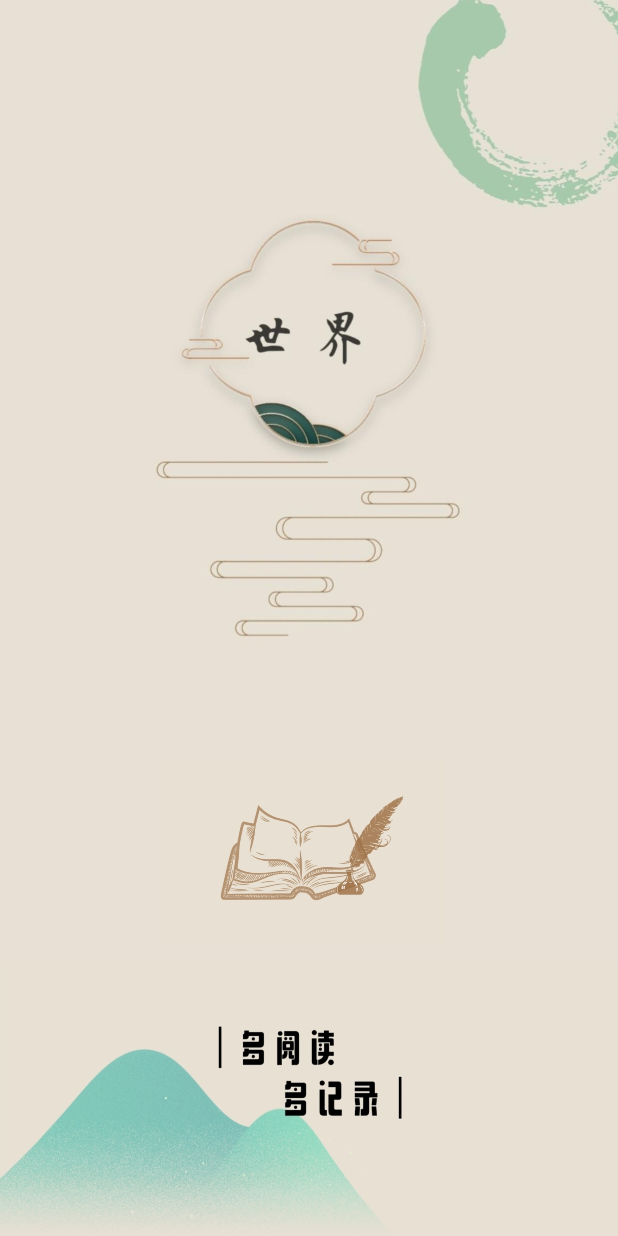
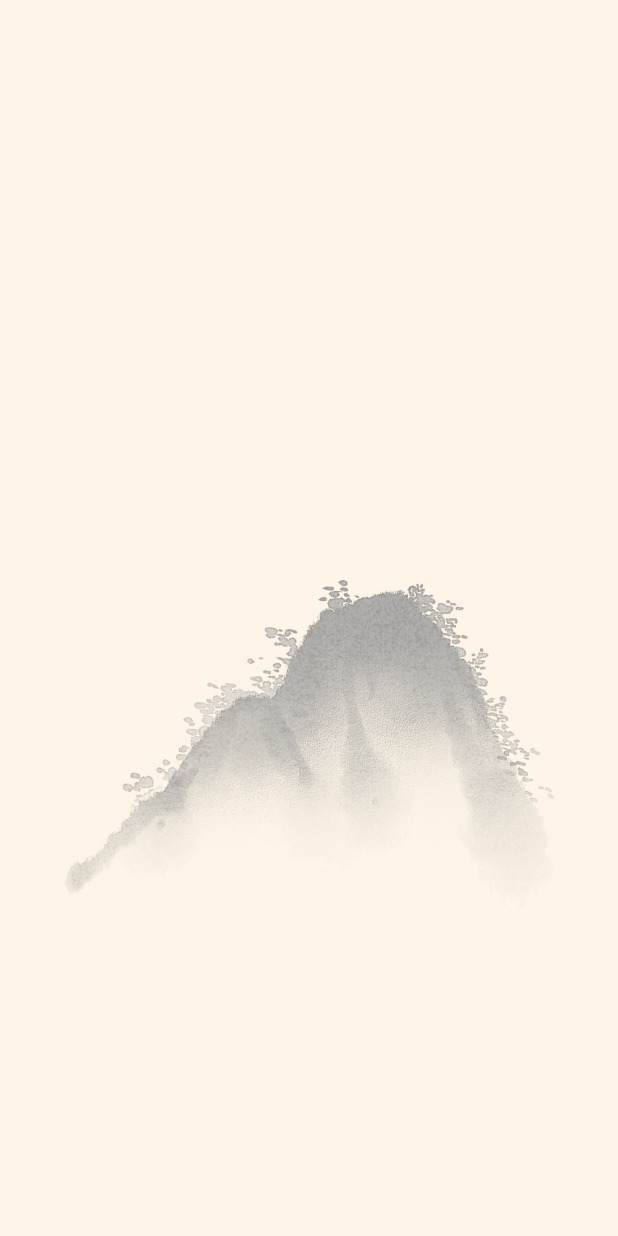
Before and after one commit to sleepingfishboy/Reading, an Android app: the SplashActivity screen opened directly, with no data from a screen before it, on a phone screen of 412 x 824 dp. Run offline under Robolectric (Android 15) with nearby library versions, the light colour scheme and no system bars; Roboto replaces fonts that are not available here; 1 statement that could not run was skipped.

Commit message:
[feature]优化软件

```diff
--- a/app/src/main/java/com/example/reading/view/activity/BookIntroduction.java
+++ b/app/src/main/java/com/example/reading/view/activity/BookIntroduction.java
@@ -21,7 +21,7 @@ public class BookIntroduction extends AppCompatActivity {
     private TextView mTvAuthor;
     private TextView mTvIntroduction;
     private ImageView mIvBook;
-    GetTextItem.DataBean mData = new GetTextItem.DataBean();
+
 
     @Override
     protected void onCreate(Bundle savedInstanceState) {
@@ -41,7 +41,6 @@ public class BookIntroduction extends AppCompatActivity {
 
     }
     private void initView() {
-        Log.d("ggg","(:)-->> BookIntroduction");
         mBtnAdd = findViewById(R.id.btn_book_add);
         mTvName = findViewById(R.id.tv_book_introduction_name);
         mTvAuthor = findViewById(R.id.tv_book_introduction_author);
@@ -58,5 +57,6 @@ public class BookIntroduction extends AppCompatActivity {
         mTvIntroduction.setText(getTextItem.getData().getDescription());
         Glide.with(this).load(getTextItem.getData().getPhotoUrl()).into(mIvBook);
 
+
     }
 }
--- a/app/src/main/java/com/example/reading/view/activity/NotePresentationActivity.java
+++ b/app/src/main/java/com/example/reading/view/activity/NotePresentationActivity.java
@@ -65,7 +65,6 @@ public class NotePresentationActivity extends AppCompatActivity implements Adapt
                 //跳转到笔记的界面
                 Intent intent = new Intent(NotePresentationActivity.this, NoteTakingActivity.class);
                 intent.putExtra("mode", 4);
-
                 startActivityForResult(intent, 0);//跳转到笔记的界面
             }
         });
@@ -139,7 +138,6 @@ public class NotePresentationActivity extends AppCompatActivity implements Adapt
                 intent.putExtra("mode", 3);
                 intent.putExtra("tag", curNote.getTag());
                 startActivityForResult(intent, 1);
-
                 break;
         }
     }
--- a/app/src/main/res/layout/activity_book_list.xml
+++ b/app/src/main/res/layout/activity_book_list.xml
@@ -4,7 +4,7 @@
     xmlns:tools="http://schemas.android.com/tools"
     android:layout_width="match_parent"
     android:layout_height="match_parent"
-    android:background="#E8E0D5"
+    android:background="@drawable/book_list"
     android:orientation="vertical"
 
     tools:context=".view.activity.BookListActivity">
@@ -13,6 +13,7 @@
         android:id="@+id/et_book_isbn"
         android:layout_width="280dp"
         android:layout_height="50dp"
+
         android:layout_marginStart="16dp"
         android:layout_marginTop="8dp"
         android:background="@drawable/btn"
--- a/app/src/main/res/layout/activity_splash.xml
+++ b/app/src/main/res/layout/activity_splash.xml
@@ -4,55 +4,55 @@
     xmlns:tools="http://schemas.android.com/tools"
     android:layout_width="match_parent"
     android:layout_height="match_parent"
-    android:background="#E8E0D5"
+    android:background="@drawable/note_taking"
     tools:context=".view.activity.SplashActivity">
 
 
 
 
-    <ImageView
-        android:id="@+id/imageView"
-        android:layout_width="413dp"
-        android:layout_height="183dp"
-        android:scaleType="fitCenter"
-        app:layout_constraintBottom_toBottomOf="parent"
-        app:layout_constraintEnd_toEndOf="parent"
-        app:layout_constraintStart_toStartOf="parent"
-        app:srcCompat="@drawable/item_2" />
+<!--    <ImageView-->
+<!--        android:id="@+id/imageView"-->
+<!--        android:layout_width="413dp"-->
+<!--        android:layout_height="183dp"-->
+<!--        android:scaleType="fitCenter"-->
+<!--        app:layout_constraintBottom_toBottomOf="parent"-->
+<!--        app:layout_constraintEnd_toEndOf="parent"-->
+<!--        app:layout_constraintStart_toStartOf="parent"-->
+<!--        app:srcCompat="@drawable/item_2" />-->
 
-    <ImageView
-        android:id="@+id/imageView2"
-        android:layout_width="248dp"
-        android:layout_height="370dp"
-        android:layout_marginTop="96dp"
-        android:scaleType="fitCenter"
-        app:layout_constraintEnd_toEndOf="parent"
-        app:layout_constraintHorizontal_bias="0.496"
-        app:layout_constraintStart_toStartOf="parent"
-        app:layout_constraintTop_toTopOf="parent"
-        app:srcCompat="@drawable/item_3" />
+<!--    <ImageView-->
+<!--        android:id="@+id/imageView2"-->
+<!--        android:layout_width="248dp"-->
+<!--        android:layout_height="370dp"-->
+<!--        android:layout_marginTop="96dp"-->
+<!--        android:scaleType="fitCenter"-->
+<!--        app:layout_constraintEnd_toEndOf="parent"-->
+<!--        app:layout_constraintHorizontal_bias="0.496"-->
+<!--        app:layout_constraintStart_toStartOf="parent"-->
+<!--        app:layout_constraintTop_toTopOf="parent"-->
+<!--        app:srcCompat="@drawable/item_3" />-->
 
-    <ImageView
-        android:id="@+id/imageView3"
-        android:layout_width="188dp"
-        android:layout_height="127dp"
-        android:layout_marginStart="108dp"
-        android:layout_marginBottom="192dp"
-        android:scaleType="fitCenter"
-        app:layout_constraintBottom_toBottomOf="parent"
-        app:layout_constraintStart_toStartOf="parent"
-        app:srcCompat="@drawable/item_4" />
+<!--    <ImageView-->
+<!--        android:id="@+id/imageView3"-->
+<!--        android:layout_width="188dp"-->
+<!--        android:layout_height="127dp"-->
+<!--        android:layout_marginStart="108dp"-->
+<!--        android:layout_marginBottom="192dp"-->
+<!--        android:scaleType="fitCenter"-->
+<!--        app:layout_constraintBottom_toBottomOf="parent"-->
+<!--        app:layout_constraintStart_toStartOf="parent"-->
+<!--        app:srcCompat="@drawable/item_4" />-->
 
-    <ImageView
-        android:id="@+id/imageView4"
-        android:layout_width="170dp"
-        android:layout_height="162dp"
-        android:layout_marginStart="272dp"
-        android:layout_marginBottom="680dp"
-        android:scaleType="fitCenter"
-        app:layout_constraintBottom_toBottomOf="parent"
-        app:layout_constraintStart_toStartOf="parent"
-        app:srcCompat="@drawable/item_1" />
+<!--    <ImageView-->
+<!--        android:id="@+id/imageView4"-->
+<!--        android:layout_width="170dp"-->
+<!--        android:layout_height="162dp"-->
+<!--        android:layout_marginStart="272dp"-->
+<!--        android:layout_marginBottom="680dp"-->
+<!--        android:scaleType="fitCenter"-->
+<!--        app:layout_constraintBottom_toBottomOf="parent"-->
+<!--        app:layout_constraintStart_toStartOf="parent"-->
+<!--        app:srcCompat="@drawable/item_1" />-->
 
 
 </androidx.constraintlayout.widget.ConstraintLayout>
--- a/app/src/main/res/layout/item_book_rv.xml
+++ b/app/src/main/res/layout/item_book_rv.xml
@@ -2,14 +2,14 @@
 <LinearLayout xmlns:android="http://schemas.android.com/apk/res/android"
     android:layout_width="match_parent"
     android:layout_height="wrap_content"
-    android:background="#E8E0D5"
+    android:background="#FDF4E7"
     android:orientation="horizontal">
 
     <ImageView
         android:id="@+id/iv_item_book"
         android:layout_width="110dp"
         android:layout_height="110dp"
-        android:background="@color/purple_500" />
+        android:background="#FDF4E7" />
 
     <LinearLayout
         android:layout_width="match_parent"
```
Also changed, not shown: app/src/main/java/com/example/reading/view/activity/BookListActivity.java (+31 -9 lines), app/src/main/java/com/example/reading/view/activity/NoteTakingActivity.java (+19 -17 lines), app/src/main/java/com/example/reading/view/adapter/BookListAdapter.java (renamed from app/src/main/java/com/example/reading/view/activity/BookListAdapter.java, +17 -9 lines), app/src/main/java/com/example/reading/view/fruit.java (added, +22 -0 lines), app/src/main/res/layout/activity_note_taking.xml (+6 -7 lines), app/src/main/res/drawable/book_list.png (added), app/src/main/res/drawable/note_taking.png (added).
